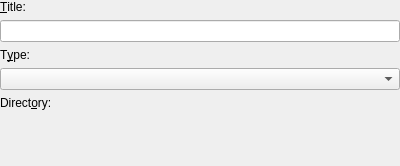
google-code-export/kmediafactory, file src/projectoptions.ui: the form before one commit.
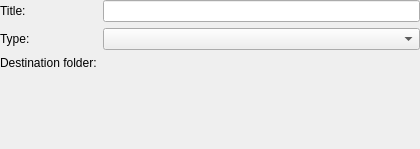
The form after the commit. Custom widgets are drawn as their Qt base class.

```diff
--- a/src/projectoptions.ui
+++ b/src/projectoptions.ui
@@ -1,12 +1,12 @@
 <ui version="4.0" >
  <class>ProjectOptions</class>
- <widget class="QWidget" name="ProjectOptions" >
-  <property name="geometry" >
+ <widget class="QWidget" name="ProjectOptions">
+  <property name="geometry">
    <rect>
     <x>0</x>
     <y>0</y>
-    <width>400</width>
-    <height>166</height>
+    <width>420</width>
+    <height>149</height>
    </rect>
   </property>
   <property name="minimumSize" >
@@ -18,26 +18,14 @@
   <property name="windowTitle" >
    <string>Project Options</string>
   </property>
-  <layout class="QVBoxLayout" >
-   <property name="spacing" >
-    <number>-1</number>
-   </property>
-   <property name="leftMargin" >
+  <layout class="QFormLayout" name="formLayout">
+   <property name="margin">
     <number>0</number>
    </property>
-   <property name="topMargin" >
-    <number>0</number>
-   </property>
-   <property name="rightMargin" >
-    <number>0</number>
-   </property>
-   <property name="bottomMargin" >
-    <number>0</number>
-   </property>
-   <item>
-    <widget class="QLabel" name="titleLabel" >
-     <property name="text" >
-      <string>&amp;Title:</string>
+   <item row="0" column="0">
+    <widget class="QLabel" name="titleLabel">
+     <property name="text">
+      <string>Title:</string>
      </property>
      <property name="wordWrap" >
       <bool>false</bool>
@@ -47,13 +35,13 @@
      </property>
     </widget>
    </item>
-   <item>
-    <widget class="QLineEdit" name="titleEdit" />
+   <item row="0" column="1">
+    <widget class="QLineEdit" name="titleEdit"/>
    </item>
-   <item>
-    <widget class="QLabel" name="typeLabel" >
-     <property name="text" >
-      <string>T&amp;ype:</string>
+   <item row="1" column="0">
+    <widget class="QLabel" name="typeLabel">
+     <property name="text">
+      <string>Type:</string>
      </property>
      <property name="wordWrap" >
       <bool>false</bool>
@@ -63,13 +51,13 @@
      </property>
     </widget>
    </item>
-   <item>
-    <widget class="QComboBox" name="typeComboBox" />
+   <item row="1" column="1">
+    <widget class="QComboBox" name="typeComboBox"/>
    </item>
-   <item>
-    <widget class="QLabel" name="directoryLabel" >
-     <property name="text" >
-      <string>Direct&amp;ory:</string>
+   <item row="2" column="0">
+    <widget class="QLabel" name="directoryLabel">
+     <property name="text">
+      <string>Destination folder:</string>
      </property>
      <property name="wordWrap" >
       <bool>false</bool>
@@ -79,29 +67,13 @@
      </property>
     </widget>
    </item>
-   <item>
-    <widget class="KUrlRequester" name="directoryUrl" />
-   </item>
-   <item>
-    <spacer>
-     <property name="orientation" >
-      <enum>Qt::Vertical</enum>
-     </property>
-     <property name="sizeType" >
-      <enum>QSizePolicy::Expanding</enum>
-     </property>
-     <property name="sizeHint" >
-      <size>
-       <width>20</width>
-       <height>32</height>
-      </size>
-     </property>
-    </spacer>
+   <item row="2" column="1">
+    <widget class="KUrlRequester" name="directoryUrl"/>
    </item>
   </layout>
  </widget>
- <layoutdefault spacing="6" margin="11" />
- <layoutfunction spacing="KDialog::spacingHint" margin="KDialog::marginHint" />
+ <layoutdefault spacing="6" margin="11"/>
+ <layoutfunction spacing="KDialog::spacingHint" margin="KDialog::marginHint"/>
  <pixmapfunction>BTN_ICON</pixmapfunction>
  <customwidgets>
   <customwidget>
```
Left out of the diff: 30 changed lines with no effect on the pictures.
